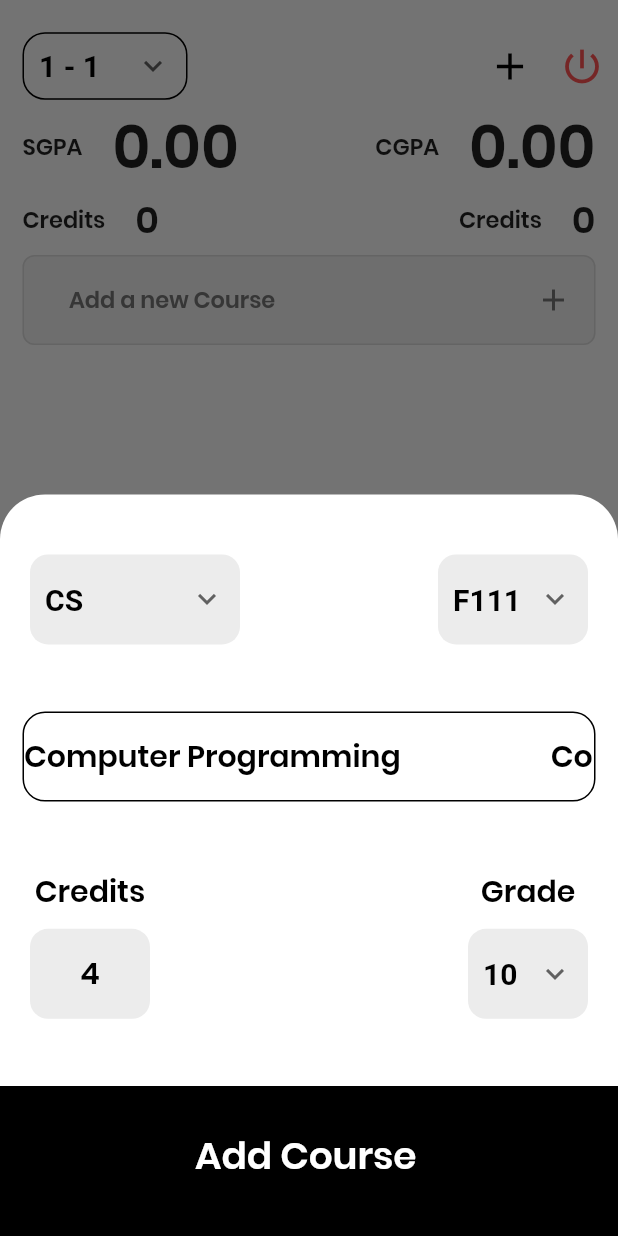
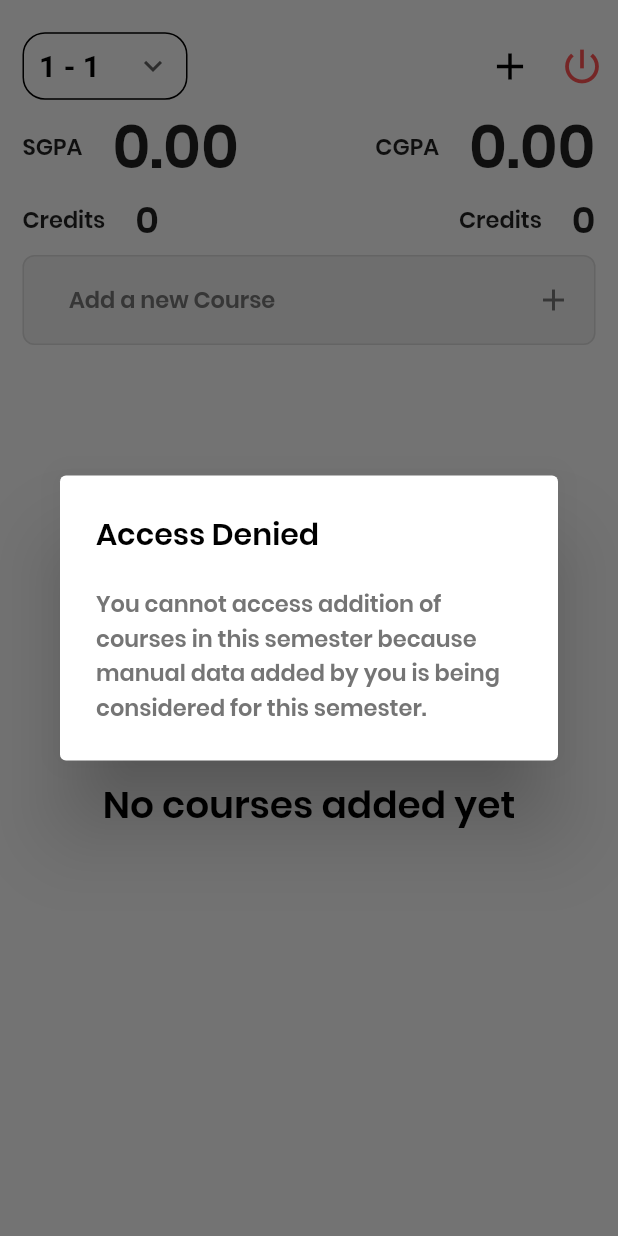
Before and after one commit to saiankit/cgpacalculator, a Flutter app: the ManualEntry screen opened directly, after a tap on "Enter Manual Data", after a tap on "Add a new Course", on a phone screen of 412 x 824 dp. Run offline on Flutter 3.47's test engine with Material 2 defaults, Android fonts, the phone set to English and light mode, and no system bars; drawn by our look-alikes of marquee; our stand-ins replace firebase_auth, flutter_spinkit, flutter_svg, google_sign_in, hive, moor_flutter and 1 more; accounts and stored records are empty; generated files the repository leaves out were written again.

Commit message:
Fixed the issues with deleting the courses when manual data is entered

```diff
--- a/lib/components/creditRow.dart
+++ b/lib/components/creditRow.dart
@@ -35,7 +35,6 @@ class _CreditRowState extends State<CreditRow> {
                             .selectedSemester,
                         widget.fuid),
                 builder: (context, AsyncSnapshot<List<Course>> snapshot) {
-                  print(snapshot.data);
                   if (!snapshot.hasData)
                     return Center(
                       child:
@@ -57,7 +56,6 @@ class _CreditRowState extends State<CreditRow> {
                 stream: Provider.of<AppDatabase>(widget.homeScreenContext)
                     .watchAllCourses(widget.fuid),
                 builder: (context, AsyncSnapshot<List<Course>> snapshot) {
-                  print(snapshot.data);
                   if (!snapshot.hasData)
                     return Center(
                       child:
--- a/lib/data/moor_database.dart
+++ b/lib/data/moor_database.dart
@@ -21,6 +21,7 @@ class AppDatabase extends _$AppDatabase {
               path:
                   "db.sqlite"), //For Log statements add this after the path in this sentence[, logStatements: true]
         );
+
   @override
   int get schemaVersion => 1;
 
--- a/lib/screens/courseUpdate.dart
+++ b/lib/screens/courseUpdate.dart
@@ -1,4 +1,5 @@
 import 'package:CgpaCalculator/components/gradeSelector.dart';
+import 'package:CgpaCalculator/core/routes.dart';
 import 'package:CgpaCalculator/data/moor_database.dart';
 import 'package:CgpaCalculator/localData/coursesData.dart';
 import 'package:CgpaCalculator/localData/otherCourseData.dart';
@@ -79,6 +80,7 @@ class _CourseUpdateState extends State<CourseUpdate> {
               ),
               onPressed: () {
                 Navigator.of(context).pop();
+                print('Deleted');
                 Course _courseToBeDeleted = Course(
                   userID: widget.userID,
                   courseCode: widget.courseCode,
@@ -91,6 +93,8 @@ class _CourseUpdateState extends State<CourseUpdate> {
                 );
                 deleteCourse(_courseToBeDeleted);
                 Navigator.of(context).pop();
+
+                navigateToMyApp(context);
               },
             ),
             FlatButton(
--- a/lib/screens/homeScreen.dart
+++ b/lib/screens/homeScreen.dart
@@ -1,7 +1,9 @@
 import 'package:CgpaCalculator/components/appbar.dart';
 import 'package:CgpaCalculator/components/creditRow.dart';
 import 'package:CgpaCalculator/components/noItems.dart';
+import 'package:CgpaCalculator/data/hive_api.dart';
 import 'package:CgpaCalculator/data/moor_database.dart';
+import 'package:CgpaCalculator/localData/otherCourseData.dart';
 import 'package:CgpaCalculator/providerStates/courseInfo.dart';
 import 'package:CgpaCalculator/screens/addCourse.dart';
 import 'package:CgpaCalculator/utilities/themeStyles.dart';
@@ -11,6 +13,7 @@ import 'package:CgpaCalculator/widgets/courseCard.dart';
 import 'package:flutter/material.dart';
 import 'package:provider/provider.dart';
 import 'package:shared_preferences/shared_preferences.dart';
+import '../screens/manualEntry.dart';
 
 String fuid;
 
@@ -58,18 +61,59 @@ class _HomeScreenState extends State<HomeScreen> {
                                     Provider.of<CourseInfoState>(context,
                                             listen: false)
                                         .selectedSemester;
+                                int semIndexHome =
+                                    hiveGetData('manualSem') == null
+                                        ? null
+                                        : semesterList
+                                            .indexOf(hiveGetData('manualSem'));
+
+                                if (semIndexHome == null) {
                                   showModalBottomSheet(
                                     context: context,
                                     isScrollControlled: true,
                                     backgroundColor: Colors.transparent,
                                     builder: (context) => Container(
-                                    height: MediaQuery.of(context).size.height *
+                                      height:
+                                          MediaQuery.of(context).size.height *
                                               0.60,
-                                    decoration:
-                                        ThemeStyles.modalBottomSheetDecoration,
+                                      decoration: ThemeStyles
+                                          .modalBottomSheetDecoration,
                                       child: AddCourseScreen(_semesterCode),
                                     ),
                                   );
+                                } else {
+                                  if (semesterList.indexOf(_semesterCode) <=
+                                      semIndexHome) {
+                                    showDialog(
+                                      context: context,
+                                      builder: (BuildContext context) {
+                                        return AlertDialog(
+                                          title: Text('Access Denied',
+                                              style:
+                                                  ThemeStyles.marqueeTextStyle),
+                                          content: Text(
+                                              'You cannot access addition of courses in this semester because manual data added by you is being considered for this semester.',
+                                              style:
+                                                  ThemeStyles.titleTextStyle),
+                                        );
+                                      },
+                                    );
+                                  } else {
+                                    showModalBottomSheet(
+                                      context: context,
+                                      isScrollControlled: true,
+                                      backgroundColor: Colors.transparent,
+                                      builder: (context) => Container(
+                                        height:
+                                            MediaQuery.of(context).size.height *
+                                                0.60,
+                                        decoration: ThemeStyles
+                                            .modalBottomSheetDecoration,
+                                        child: AddCourseScreen(_semesterCode),
+                                      ),
+                                    );
+                                  }
+                                }
                               },
                               child: AddAnewCourseButton(),
                             ),
--- a/lib/screens/manualEntry.dart
+++ b/lib/screens/manualEntry.dart
@@ -1,12 +1,15 @@
 import 'package:CgpaCalculator/core/routes.dart';
 import 'package:CgpaCalculator/data/hive_api.dart';
+import 'package:CgpaCalculator/data/moor_database.dart';
 import 'package:CgpaCalculator/localData/otherCourseData.dart';
+import 'package:CgpaCalculator/main.dart';
 import 'package:CgpaCalculator/providerStates/courseInfo.dart';
 import 'package:CgpaCalculator/screens/loadingScreen/loginLoading.dart';
 import 'package:CgpaCalculator/utilities/themeStyles.dart';
 import 'package:flutter/material.dart';
+import 'package:provider/provider.dart';
 
-import 'package:provider/provider.dart';
+int semIndex;
 
 class ManualEntry extends StatefulWidget {
   @override
@@ -14,14 +17,28 @@ class ManualEntry extends StatefulWidget {
 }
 
 class _ManualEntryState extends State<ManualEntry> {
+  List<Course> coursesToBeDeleted;
   bool _keyboardIsVisible() {
     return !(MediaQuery.of(context).viewInsets.bottom == 0.0);
   }
 
   String cgpa;
   bool isLoading = false;
+
   @override
   Widget build(BuildContext context) {
+    void perform(String semCode) {
+      Stream<List<Course>> stream =
+          Provider.of<AppDatabase>(context, listen: false)
+              .watchCoursesBySemesterCode(semCode, syncPrefs.getString('uid'));
+      stream.listen((event) {
+        for (var i = 0; i < event.length; i++) {
+          Provider.of<AppDatabase>(context, listen: false)
+              .deleteCourse(event[i]);
+        }
+      });
+    }
+
     return Scaffold(
       backgroundColor: Colors.white,
       body: SafeArea(
@@ -179,6 +196,7 @@ class _ManualEntryState extends State<ManualEntry> {
                             setState(() {
                               isLoading = true;
                             });
+
                             String manualCredits = Provider.of<CourseInfoState>(
                                     context,
                                     listen: false)
@@ -193,11 +211,16 @@ class _ManualEntryState extends State<ManualEntry> {
                                     context,
                                     listen: false)
                                 .defaultSemesterManual;
+
+                            semIndex = semesterList.indexOf(manualSem);
                             hiveAddData(
                                 manualCGPA: manualCGPA,
                                 manualCredits: manualCredits,
                                 manualSem: manualSem);
-
+                            for (var i = 0; i <= semIndex; i++) {
+                              print(semesterList[i]);
+                              perform(semesterList[i]);
+                            }
                             Navigator.of(context).pop();
                             Navigator.of(context).pop();
                             setState(() {
```
Lines whose indentation alone changed are shown as unchanged.
